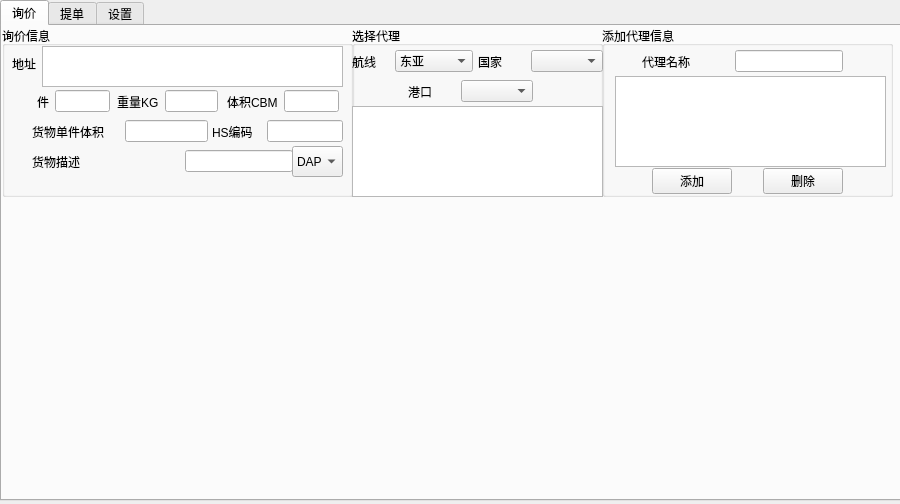
Above: untitled.ui from jerryliang122-vast/working-CIF-service before the change. Below: the same form after it.
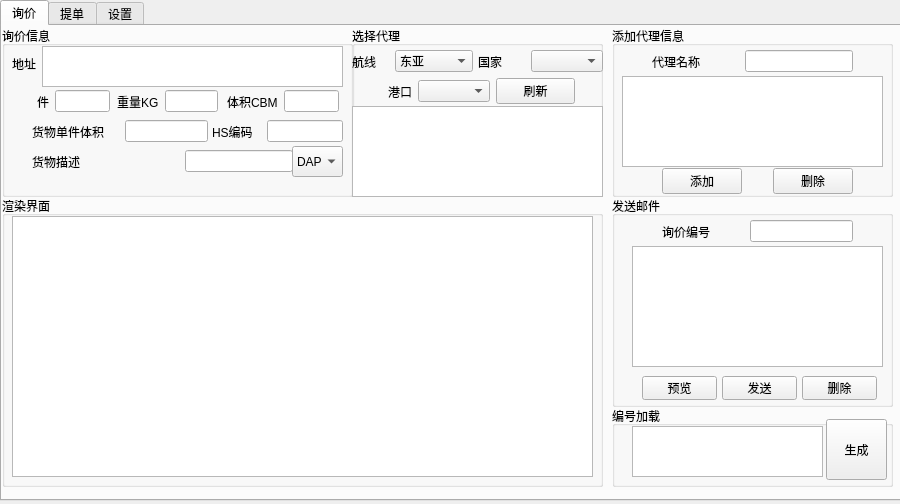
That is the form after the change.

Commit message: 完成代理选择

What changed in the file:
```diff
--- a/untitled.ui
+++ b/untitled.ui
@@ -372,9 +372,9 @@
      <widget class="QWidget" name="horizontalLayoutWidget_7">
       <property name="geometry">
        <rect>
-        <x>50</x>
+        <x>30</x>
         <y>50</y>
-        <width>131</width>
+        <width>193</width>
         <height>31</height>
        </rect>
       </property>
@@ -405,6 +405,13 @@
        <item>
         <widget class="QComboBox" name="gangkou"/>
        </item>
+       <item>
+        <widget class="QPushButton" name="daili_list_update">
+         <property name="text">
+          <string>刷新</string>
+         </property>
+        </widget>
+       </item>
       </layout>
      </widget>
      <widget class="QWidget" name="horizontalLayoutWidget_8">
@@ -515,9 +522,9 @@
     <widget class="QGroupBox" name="groupBox_3">
      <property name="geometry">
       <rect>
-       <x>600</x>
+       <x>610</x>
        <y>0</y>
-       <width>291</width>
+       <width>281</width>
        <height>171</height>
       </rect>
      </property>
@@ -566,9 +573,9 @@
      <widget class="QPlainTextEdit" name="agent_email_list">
       <property name="geometry">
        <rect>
-        <x>13</x>
+        <x>10</x>
         <y>50</y>
-        <width>271</width>
+        <width>261</width>
         <height>91</height>
        </rect>
       </property>
@@ -609,6 +616,162 @@
       </layout>
      </widget>
     </widget>
+    <widget class="QGroupBox" name="groupBox_4">
+     <property name="geometry">
+      <rect>
+       <x>0</x>
+       <y>170</y>
+       <width>601</width>
+       <height>291</height>
+      </rect>
+     </property>
+     <property name="title">
+      <string>渲染界面</string>
+     </property>
+     <widget class="QTextEdit" name="emailtext">
+      <property name="geometry">
+       <rect>
+        <x>10</x>
+        <y>20</y>
+        <width>581</width>
+        <height>261</height>
+       </rect>
+      </property>
+     </widget>
+    </widget>
+    <widget class="QGroupBox" name="groupBox_5">
+     <property name="geometry">
+      <rect>
+       <x>610</x>
+       <y>170</y>
+       <width>281</width>
+       <height>211</height>
+      </rect>
+     </property>
+     <property name="title">
+      <string>发送邮件</string>
+     </property>
+     <widget class="QPushButton" name="pushButton">
+      <property name="geometry">
+       <rect>
+        <x>30</x>
+        <y>180</y>
+        <width>75</width>
+        <height>24</height>
+       </rect>
+      </property>
+      <property name="text">
+       <string>预览</string>
+      </property>
+     </widget>
+     <widget class="QWidget" name="horizontalLayoutWidget_12">
+      <property name="geometry">
+       <rect>
+        <x>50</x>
+        <y>20</y>
+        <width>191</width>
+        <height>31</height>
+       </rect>
+      </property>
+      <layout class="QHBoxLayout" name="horizontalLayout_12">
+       <item>
+        <widget class="QLabel" name="label_12">
+         <property name="text">
+          <string>询价编号</string>
+         </property>
+        </widget>
+       </item>
+       <item>
+        <spacer name="horizontalSpacer_12">
+         <property name="orientation">
+          <enum>Qt::Horizontal</enum>
+         </property>
+         <property name="sizeHint" stdset="0">
+          <size>
+           <width>40</width>
+           <height>20</height>
+          </size>
+         </property>
+        </spacer>
+       </item>
+       <item>
+        <widget class="QLineEdit" name="lineEdit"/>
+       </item>
+      </layout>
+     </widget>
+     <widget class="QPushButton" name="pushButton_3">
+      <property name="geometry">
+       <rect>
+        <x>110</x>
+        <y>180</y>
+        <width>75</width>
+        <height>24</height>
+       </rect>
+      </property>
+      <property name="text">
+       <string>发送</string>
+      </property>
+     </widget>
+     <widget class="QPushButton" name="pushButton_4">
+      <property name="geometry">
+       <rect>
+        <x>190</x>
+        <y>180</y>
+        <width>75</width>
+        <height>24</height>
+       </rect>
+      </property>
+      <property name="text">
+       <string>删除</string>
+      </property>
+     </widget>
+     <widget class="QTableView" name="addresslist">
+      <property name="geometry">
+       <rect>
+        <x>20</x>
+        <y>50</y>
+        <width>251</width>
+        <height>121</height>
+       </rect>
+      </property>
+     </widget>
+    </widget>
+    <widget class="QGroupBox" name="groupBox_6">
+     <property name="geometry">
+      <rect>
+       <x>610</x>
+       <y>380</y>
+       <width>281</width>
+       <height>81</height>
+      </rect>
+     </property>
+     <property name="title">
+      <string>编号加载</string>
+     </property>
+     <widget class="QPushButton" name="aoto">
+      <property name="geometry">
+       <rect>
+        <x>214</x>
+        <y>13</y>
+        <width>61</width>
+        <height>61</height>
+       </rect>
+      </property>
+      <property name="text">
+       <string>生成</string>
+      </property>
+     </widget>
+     <widget class="QPlainTextEdit" name="plainTextEdit">
+      <property name="geometry">
+       <rect>
+        <x>20</x>
+        <y>20</y>
+        <width>191</width>
+        <height>51</height>
+       </rect>
+      </property>
+     </widget>
+    </widget>
    </widget>
    <widget class="QWidget" name="tab_2">
     <attribute name="title">
```
Left out of the diff: 3 changed lines with no effect on the pictures. The commit also changes 2 other files.
